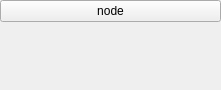
Hboni/francis, file src/view/ui/Node.ui: the form before one commit.
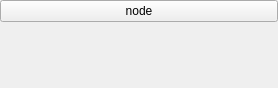
The form after the commit.

The edit to the form file:
```diff
--- a/src/view/ui/Node.ui
+++ b/src/view/ui/Node.ui
@@ -6,8 +6,8 @@
    <rect>
     <x>0</x>
     <y>0</y>
-    <width>221</width>
-    <height>90</height>
+    <width>278</width>
+    <height>88</height>
    </rect>
   </property>
   <property name="windowTitle">
@@ -47,11 +47,38 @@
      <item>
       <layout class="QVBoxLayout" name="parameters"/>
      </item>
-     <item alignment="Qt::AlignTop">
-      <widget class="QLabel" name="snap">
+     <item>
+      <widget class="QWidget" name="widget" native="true">
+       <property name="sizePolicy">
+        <sizepolicy hsizetype="Expanding" vsizetype="Expanding">
+         <horstretch>0</horstretch>
+         <verstretch>0</verstretch>
+        </sizepolicy>
+       </property>
+       <layout class="QVBoxLayout" name="verticalLayout_2">
+        <property name="leftMargin">
+         <number>0</number>
+        </property>
+        <property name="topMargin">
+         <number>0</number>
+        </property>
+        <property name="rightMargin">
+         <number>0</number>
+        </property>
+        <property name="bottomMargin">
+         <number>0</number>
+        </property>
+        <item>
+         <widget class="QLabel" name="result">
        <property name="enabled">
         <bool>true</bool>
        </property>
+          <property name="sizePolicy">
+           <sizepolicy hsizetype="Expanding" vsizetype="Expanding">
+            <horstretch>0</horstretch>
+            <verstretch>0</verstretch>
+           </sizepolicy>
+          </property>
        <property name="minimumSize">
         <size>
          <width>1</width>
@@ -70,6 +97,12 @@
        <property name="alignment">
         <set>Qt::AlignCenter</set>
        </property>
+          <property name="textInteractionFlags">
+           <set>Qt::LinksAccessibleByMouse|Qt::TextSelectableByMouse</set>
+          </property>
+         </widget>
+        </item>
+       </layout>
       </widget>
      </item>
     </layout>
```
Lines whose indentation alone changed are shown as unchanged.
